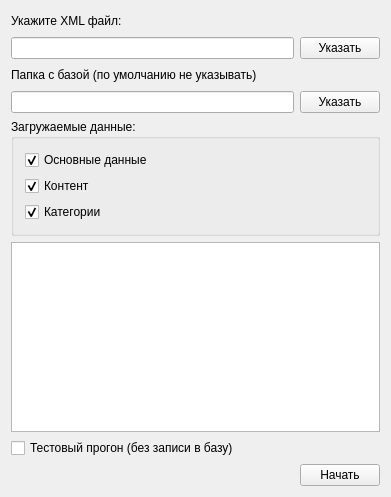
First picture: the form in qRutrXMLConv/widget.ui, repository LostGuard/qRutrViewer, before the edit.
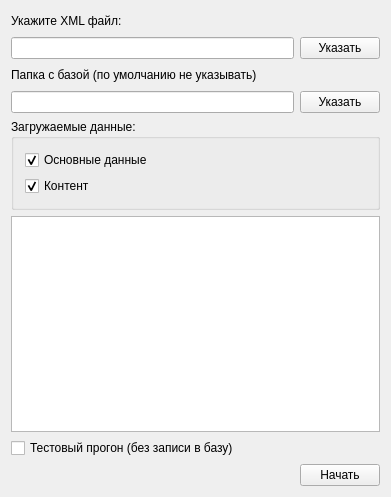
Second picture: the form after the edit.

```diff
--- a/qRutrXMLConv/widget.ui
+++ b/qRutrXMLConv/widget.ui
@@ -120,16 +120,6 @@
         </property>
        </widget>
       </item>
-      <item>
-       <widget class="QCheckBox" name="categoryCheckBox">
-        <property name="text">
-         <string>Категории</string>
-        </property>
-        <property name="checked">
-         <bool>true</bool>
-        </property>
-       </widget>
-      </item>
      </layout>
     </widget>
    </item>
```
